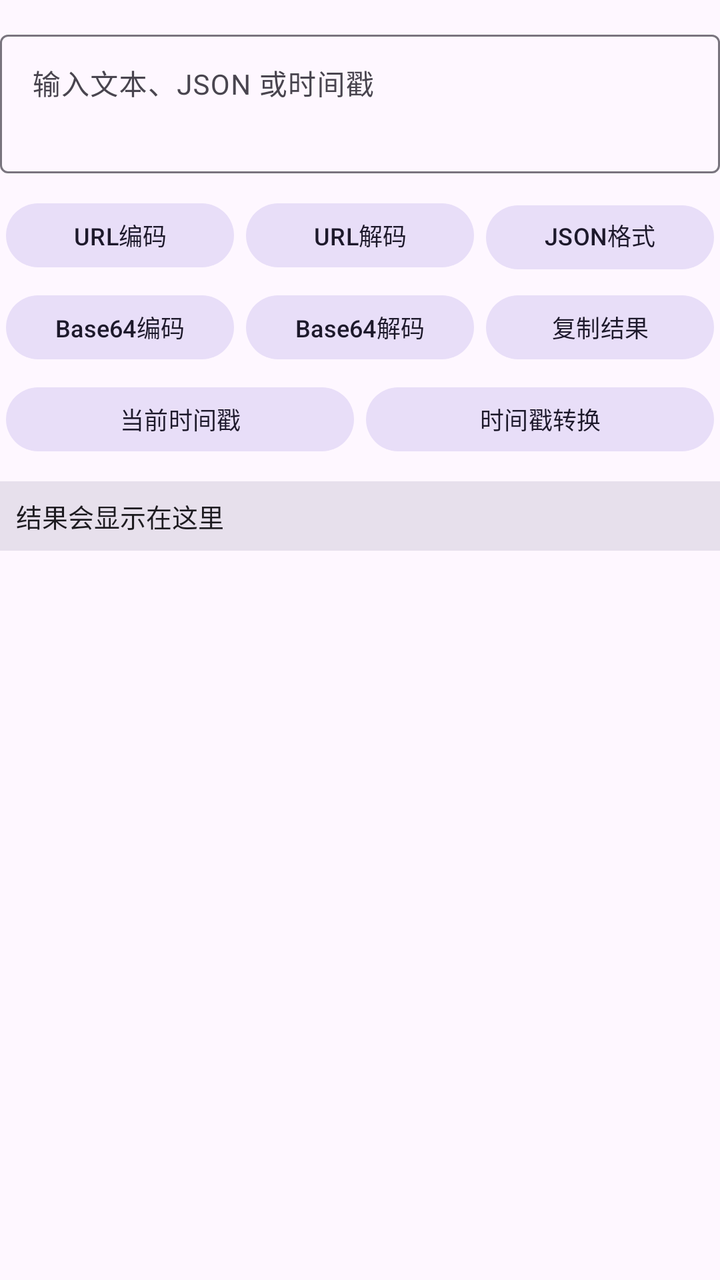
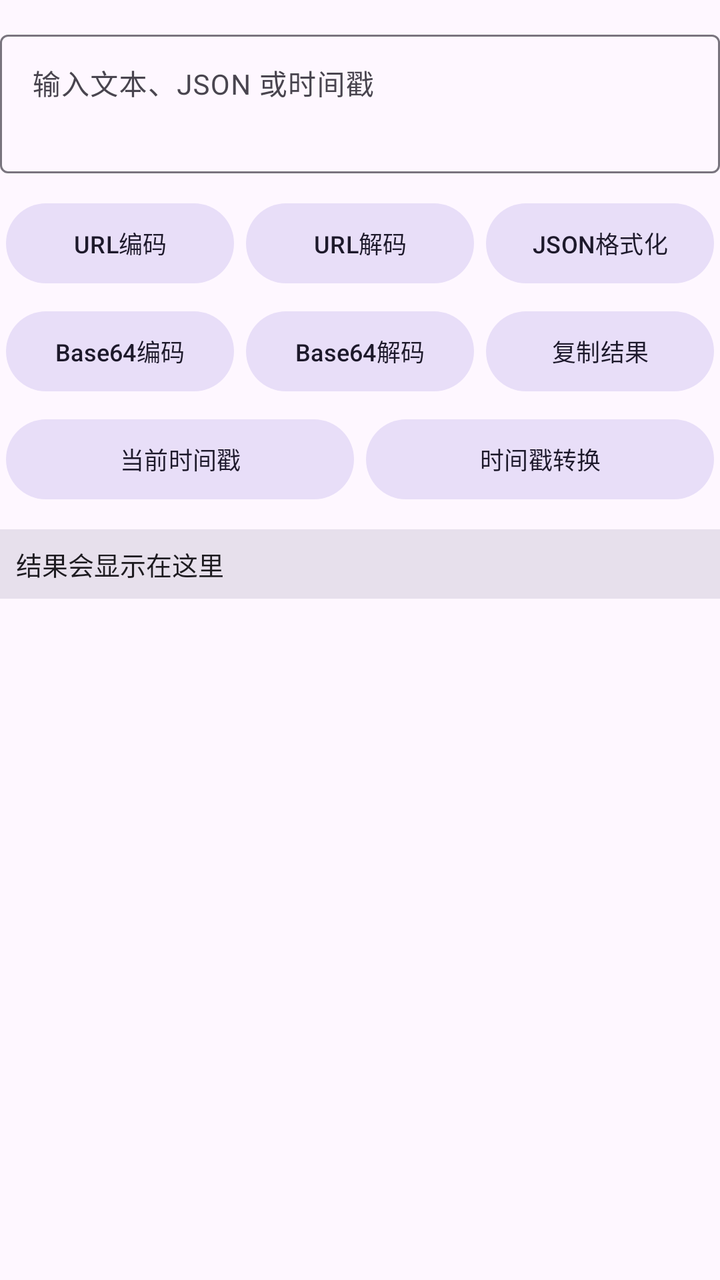

Two renders of the same Android screen: before a commit and after it. Below are the layout's source before the change and the commit's diff.
<!-- AndroidManifest.xml: application theme Theme.GameCenterApp -->
<!-- res/layout/item_tool_text_codec.xml -->
<?xml version="1.0" encoding="utf-8"?>
<LinearLayout xmlns:android="http://schemas.android.com/apk/res/android"
    android:layout_width="match_parent"
    android:layout_height="wrap_content"
    android:orientation="vertical">

    <com.google.android.material.textfield.TextInputLayout
        android:layout_width="match_parent"
        android:layout_height="wrap_content"
        android:layout_marginTop="12dp"
        android:hint="输入文本、JSON 或时间戳">

        <com.google.android.material.textfield.TextInputEditText
            android:id="@+id/et_text_codec_input"
            android:layout_width="match_parent"
            android:layout_height="wrap_content"
            android:gravity="top|start"
            android:inputType="textMultiLine"
            android:maxLines="5"
            android:minLines="2"
            android:textSize="14sp" />

    </com.google.android.material.textfield.TextInputLayout>

    <LinearLayout
        android:layout_width="match_parent"
        android:layout_height="wrap_content"
        android:layout_marginTop="8dp"
        android:orientation="horizontal">

        <com.google.android.material.button.MaterialButton
            android:id="@+id/btn_text_url_encode"
            style="@style/Widget.Material3.Button.TonalButton"
            android:layout_width="0dp"
            android:layout_height="40dp"
            android:layout_margin="3dp"
            android:layout_weight="1"
            android:text="URL编码"
            android:textSize="12sp" />

        <com.google.android.material.button.MaterialButton
            android:id="@+id/btn_text_url_decode"
            style="@style/Widget.Material3.Button.TonalButton"
            android:layout_width="0dp"
            android:layout_height="40dp"
            android:layout_margin="3dp"
            android:layout_weight="1"
            android:text="URL解码"
            android:textSize="12sp" />

        <com.google.android.material.button.MaterialButton
            android:id="@+id/btn_text_json_format"
            style="@style/Widget.Material3.Button.TonalButton"
            android:layout_width="0dp"
            android:layout_height="40dp"
            android:layout_margin="3dp"
            android:layout_weight="1"
            android:text="JSON格式化"
            android:textSize="12sp" />

    </LinearLayout>

    <LinearLayout
        android:layout_width="match_parent"
        android:layout_height="wrap_content"
        android:orientation="horizontal">

        <com.google.android.material.button.MaterialButton
            android:id="@+id/btn_text_base64_encode"
            style="@style/Widget.Material3.Button.TonalButton"
            android:layout_width="0dp"
            android:layout_height="40dp"
            android:layout_margin="3dp"
            android:layout_weight="1"
            android:text="Base64编码"
            android:textSize="12sp" />

        <com.google.android.material.button.MaterialButton
            android:id="@+id/btn_text_base64_decode"
            style="@style/Widget.Material3.Button.TonalButton"
            android:layout_width="0dp"
            android:layout_height="40dp"
            android:layout_margin="3dp"
            android:layout_weight="1"
            android:text="Base64解码"
            android:textSize="12sp" />

        <com.google.android.material.button.MaterialButton
            android:id="@+id/btn_text_copy_result"
            style="@style/Widget.Material3.Button.TonalButton"
            android:layout_width="0dp"
            android:layout_height="40dp"
            android:layout_margin="3dp"
            android:layout_weight="1"
            android:text="复制结果"
            android:textSize="12sp" />

    </LinearLayout>

    <LinearLayout
        android:layout_width="match_parent"
        android:layout_height="wrap_content"
        android:orientation="horizontal">

        <com.google.android.material.button.MaterialButton
            android:id="@+id/btn_text_timestamp_now"
            style="@style/Widget.Material3.Button.TonalButton"
            android:layout_width="0dp"
            android:layout_height="40dp"
            android:layout_margin="3dp"
            android:layout_weight="1"
            android:text="当前时间戳"
            android:textSize="12sp" />

        <com.google.android.material.button.MaterialButton
            android:id="@+id/btn_text_timestamp_convert"
            style="@style/Widget.Material3.Button.TonalButton"
            android:layout_width="0dp"
            android:layout_height="40dp"
            android:layout_margin="3dp"
            android:layout_weight="1"
            android:text="时间戳转换"
            android:textSize="12sp" />

    </LinearLayout>

    <ScrollView
        android:layout_width="match_parent"
        android:layout_height="wrap_content"
        android:layout_marginTop="8dp"
        android:background="?attr/colorSurfaceVariant"
        android:maxHeight="180dp"
        android:padding="8dp">

        <TextView
            android:id="@+id/tv_text_codec_result"
            android:layout_width="match_parent"
            android:layout_height="wrap_content"
            android:fontFamily="monospace"
            android:lineSpacingExtra="4dp"
            android:text="结果会显示在这里"
            android:textColor="?android:attr/textColorPrimary"
            android:textIsSelectable="true"
            android:textSize="13sp" />

    </ScrollView>

</LinearLayout>
<!-- resources referenced by this layout -->
<resources>
  <style name="Theme.GameCenterApp" parent="Theme.Material3.DayNight.NoActionBar">
          <item name="colorPrimary">@color/md_theme_light_primary</item>
          <item name="colorOnPrimary">@color/md_theme_light_on_primary</item>
          <item name="colorPrimaryContainer">@color/md_theme_light_primary_container</item>
          <item name="colorOnPrimaryContainer">@color/md_theme_light_on_primary_container</item>
          <item name="colorSecondary">@color/md_theme_light_secondary</item>
          <item name="colorOnSecondary">@color/md_theme_light_on_secondary</item>
          <item name="colorSecondaryContainer">@color/md_theme_light_secondary_container</item>
          <item name="colorOnSecondaryContainer">@color/md_theme_light_on_secondary_container</item>
          <item name="colorSurface">@color/md_theme_light_surface</item>
          <item name="colorOnSurface">@color/md_theme_light_on_surface</item>
          <item name="colorOnSurfaceVariant">@color/md_theme_light_on_surface_variant</item>
          <item name="android:colorBackground">@color/md_theme_light_background</item>
          <item name="android:statusBarColor">@color/md_theme_light_surface</item>
          <item name="android:navigationBarColor">@color/md_theme_light_surface</item>
          <item name="android:windowLightStatusBar">true</item>
      </style>
  <color name="md_theme_light_primary">#6750A4</color>
  <color name="md_theme_light_on_primary">#FFFFFF</color>
  <color name="md_theme_light_primary_container">#EADDFF</color>
  <color name="md_theme_light_on_primary_container">#21005D</color>
  <color name="md_theme_light_secondary">#625B71</color>
  <color name="md_theme_light_on_secondary">#FFFFFF</color>
  <color name="md_theme_light_secondary_container">#E8DEF8</color>
  <color name="md_theme_light_on_secondary_container">#1D192B</color>
  <color name="md_theme_light_surface">#FEF7FF</color>
  <color name="md_theme_light_on_surface">#1D1B20</color>
  <color name="md_theme_light_on_surface_variant">#49454F</color>
  <color name="md_theme_light_background">#FEF7FF</color>
</resources>

<!-- the commit's change to res/layout/item_tool_text_codec.xml (unified diff, before → after) -->
@@ -30,9 +30,9 @@
 
         <com.google.android.material.button.MaterialButton
             android:id="@+id/btn_text_url_encode"
-            style="@style/Widget.Material3.Button.TonalButton"
+            style="@style/Widget.GameCenter.Button.Tonal"
             android:layout_width="0dp"
-            android:layout_height="40dp"
+            android:layout_height="48dp"
             android:layout_margin="3dp"
             android:layout_weight="1"
             android:text="URL编码"
@@ -40,9 +40,9 @@
 
         <com.google.android.material.button.MaterialButton
             android:id="@+id/btn_text_url_decode"
-            style="@style/Widget.Material3.Button.TonalButton"
+            style="@style/Widget.GameCenter.Button.Tonal"
             android:layout_width="0dp"
-            android:layout_height="40dp"
+            android:layout_height="48dp"
             android:layout_margin="3dp"
             android:layout_weight="1"
             android:text="URL解码"
@@ -50,9 +50,9 @@
 
         <com.google.android.material.button.MaterialButton
             android:id="@+id/btn_text_json_format"
-            style="@style/Widget.Material3.Button.TonalButton"
+            style="@style/Widget.GameCenter.Button.Tonal"
             android:layout_width="0dp"
-            android:layout_height="40dp"
+            android:layout_height="48dp"
             android:layout_margin="3dp"
             android:layout_weight="1"
             android:text="JSON格式化"
@@ -67,9 +67,9 @@
 
         <com.google.android.material.button.MaterialButton
             android:id="@+id/btn_text_base64_encode"
-            style="@style/Widget.Material3.Button.TonalButton"
+            style="@style/Widget.GameCenter.Button.Tonal"
             android:layout_width="0dp"
-            android:layout_height="40dp"
+            android:layout_height="48dp"
             android:layout_margin="3dp"
             android:layout_weight="1"
             android:text="Base64编码"
@@ -77,9 +77,9 @@
 
         <com.google.android.material.button.MaterialButton
             android:id="@+id/btn_text_base64_decode"
-            style="@style/Widget.Material3.Button.TonalButton"
+            style="@style/Widget.GameCenter.Button.Tonal"
             android:layout_width="0dp"
-            android:layout_height="40dp"
+            android:layout_height="48dp"
             android:layout_margin="3dp"
             android:layout_weight="1"
             android:text="Base64解码"
@@ -87,9 +87,9 @@
 
         <com.google.android.material.button.MaterialButton
             android:id="@+id/btn_text_copy_result"
-            style="@style/Widget.Material3.Button.TonalButton"
+            style="@style/Widget.GameCenter.Button.Tonal"
             android:layout_width="0dp"
-            android:layout_height="40dp"
+            android:layout_height="48dp"
             android:layout_margin="3dp"
             android:layout_weight="1"
             android:text="复制结果"
@@ -104,9 +104,9 @@
 
         <com.google.android.material.button.MaterialButton
             android:id="@+id/btn_text_timestamp_now"
-            style="@style/Widget.Material3.Button.TonalButton"
+            style="@style/Widget.GameCenter.Button.Tonal"
             android:layout_width="0dp"
-            android:layout_height="40dp"
+            android:layout_height="48dp"
             android:layout_margin="3dp"
             android:layout_weight="1"
             android:text="当前时间戳"
@@ -114,9 +114,9 @@
 
         <com.google.android.material.button.MaterialButton
             android:id="@+id/btn_text_timestamp_convert"
-            style="@style/Widget.Material3.Button.TonalButton"
+            style="@style/Widget.GameCenter.Button.Tonal"
             android:layout_width="0dp"
-            android:layout_height="40dp"
+            android:layout_height="48dp"
             android:layout_margin="3dp"
             android:layout_weight="1"
             android:text="时间戳转换"
<!-- resource entries referenced after the edit -->
@@ -1,5 +1,17 @@
 <!-- resources referenced by this layout -->
 <resources>
+  <style name="Widget.GameCenter.Button.Tonal" parent="Widget.Material3.Button.TonalButton">
+          <item name="android:minHeight">48dp</item>
+          <item name="minHeight">48dp</item>
+          <item name="android:paddingTop">6dp</item>
+          <item name="android:paddingBottom">6dp</item>
+          <item name="android:paddingStart">12dp</item>
+          <item name="android:paddingEnd">12dp</item>
+          <item name="android:includeFontPadding">true</item>
+          <item name="android:maxLines">2</item>
+          <item name="android:ellipsize">end</item>
+          <item name="android:textAllCaps">false</item>
+      </style>
   <style name="Theme.GameCenterApp" parent="Theme.Material3.DayNight.NoActionBar">
           <item name="colorPrimary">@color/md_theme_light_primary</item>
           <item name="colorOnPrimary">@color/md_theme_light_on_primary</item>
@@ -16,6 +28,8 @@
           <item name="android:statusBarColor">@color/md_theme_light_surface</item>
           <item name="android:navigationBarColor">@color/md_theme_light_surface</item>
           <item name="android:windowLightStatusBar">true</item>
+          <item name="materialButtonStyle">@style/Widget.GameCenter.Button</item>
+          <item name="android:buttonStyle">@style/Widget.GameCenter.PlatformButton</item>
       </style>
   <color name="md_theme_light_primary">#6750A4</color>
   <color name="md_theme_light_on_primary">#FFFFFF</color>
@@ -29,5 +43,26 @@
   <color name="md_theme_light_on_surface">#1D1B20</color>
   <color name="md_theme_light_on_surface_variant">#49454F</color>
   <color name="md_theme_light_background">#FEF7FF</color>
+  <style name="Widget.GameCenter.Button" parent="Widget.Material3.Button">
+          <item name="android:minHeight">48dp</item>
+          <item name="minHeight">48dp</item>
+          <item name="android:paddingTop">6dp</item>
+          <item name="android:paddingBottom">6dp</item>
+          <item name="android:paddingStart">12dp</item>
+          <item name="android:paddingEnd">12dp</item>
+          <item name="android:includeFontPadding">true</item>
+          <item name="android:maxLines">2</item>
+          <item name="android:ellipsize">end</item>
+          <item name="android:textAllCaps">false</item>
+      </style>
+  <style name="Widget.GameCenter.PlatformButton" parent="@android:style/Widget.Material.Button">
+          <item name="android:minHeight">44dp</item>
+          <item name="android:paddingTop">4dp</item>
+          <item name="android:paddingBottom">4dp</item>
+          <item name="android:includeFontPadding">true</item>
+          <item name="android:maxLines">2</item>
+          <item name="android:ellipsize">end</item>
+          <item name="android:textAllCaps">false</item>
+      </style>
 </resources>
 
